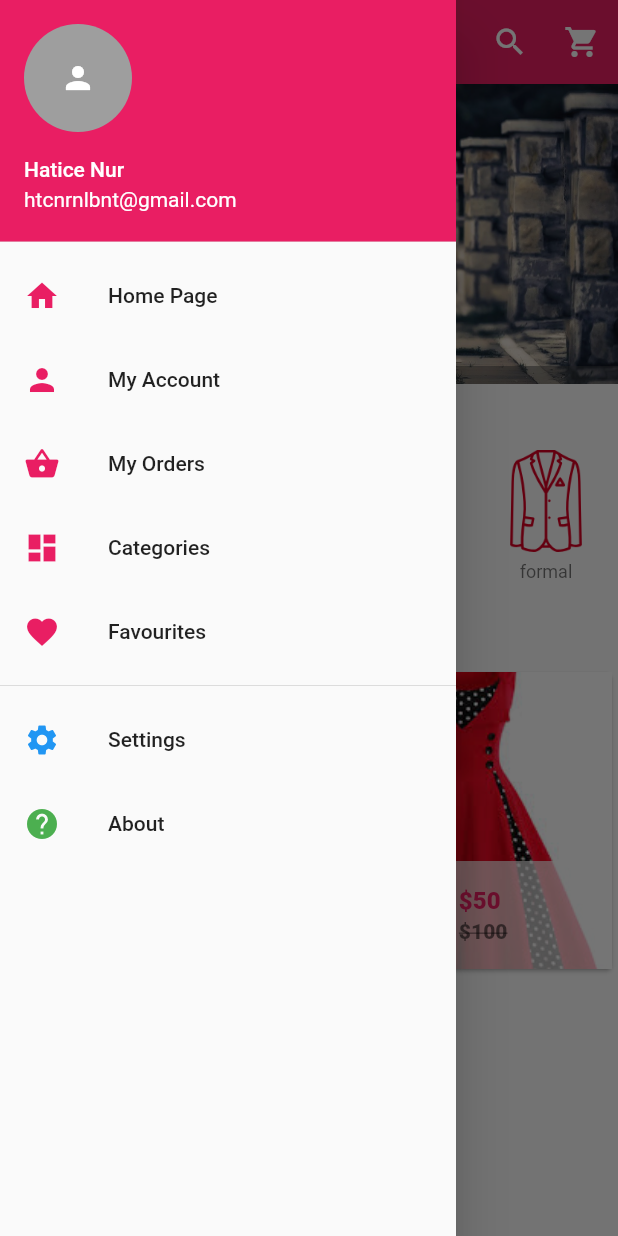
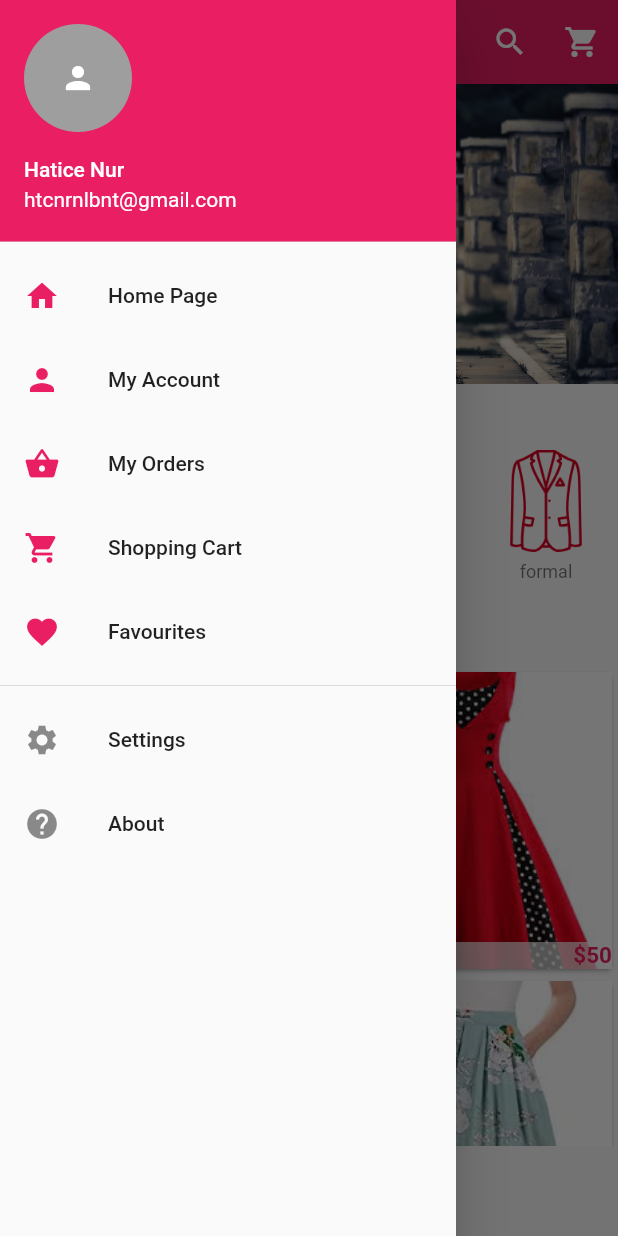
Before and after one commit to HaNuNa42/ShopApp-Flutter, a Flutter app: the screen it shows after launch, with the side drawer open, on a phone screen of 412 x 824 dp. Run offline on Flutter 3.47's test engine with Material 2 defaults, Android fonts, the light colour scheme and no system bars; drawn by our look-alikes of carousel_pro.

Commit message:
Add files via upload

```diff
--- /dev/null
+++ b/lib/components/cart_products.dart
@@ -0,0 +1,141 @@
+import 'package:flutter/material.dart';
+
+class Cart_products extends StatefulWidget {
+  @override
+  _Cart_productsState createState() => _Cart_productsState();
+}
+
+class _Cart_productsState extends State<Cart_products> {
+  var Product_on_the_cart = [
+    {
+      "name": "Blazer",
+      "picture": "images/products/blazer1.jpeg",
+      "price": 85,
+      "size":"M",
+      "color": "Black",
+      "quantity": 1,
+    },
+    {
+      "name": "Shoes",
+      "picture": "images/products/hills1.jpeg",
+      "price": 50,
+      "size":"7",
+      "color": "Red",
+      "quantity": 1,
+    },
+    {
+      "name": "Shoes",
+      "picture": "images/products/hills1.jpeg",
+      "price": 50,
+      "size":"7",
+      "color": "Red",
+      "quantity": 1,
+    }
+  ];
+
+  @override
+  Widget build(BuildContext context) {
+    return new ListView.builder(
+        itemCount: Product_on_the_cart.length,
+        itemBuilder: (context, index) {
+          return Single_cart_product(
+            cart_prod_name: Product_on_the_cart[index]["name"],
+            cart_prod_color: Product_on_the_cart[index]["color"],
+            cart_prod_qty: Product_on_the_cart[index]["quantity"],
+            cart_prod_size: Product_on_the_cart[index]["size"],
+            cart_prod_price: Product_on_the_cart[index]["price"],
+            cart_prod_picture: Product_on_the_cart[index]["picture"],
+          );
+        });
+  }
+}
+
+
+class Single_cart_product extends StatelessWidget {
+  final cart_prod_name;
+  final cart_prod_picture;
+  final cart_prod_price;
+  final cart_prod_size;
+  final cart_prod_color;
+  final cart_prod_qty;
+
+Single_cart_product({
+  this.cart_prod_name,
+  this.cart_prod_picture,
+  this.cart_prod_price,
+  this.cart_prod_size,
+  this.cart_prod_color,
+  this.cart_prod_qty,
+});
+
+  @override
+  Widget build(BuildContext context) {
+    return Card(
+      child: ListTile(
+//   ========== leading section ==============
+        leading: new Image.asset(cart_prod_picture, width: 80.0,
+        height: 80.0,),
+
+// ============= title section ===============
+        title: new Text(cart_prod_name),
+
+// ============ subtitle section =============
+        subtitle: new Column(
+          children: <Widget>[
+
+            //row inside the column
+            new Row(
+              children: <Widget>[
+
+                //this section is for the size of the product
+                Padding(
+                  padding: const EdgeInsets.all(0.0),
+                  child: new Text("Size:"),
+                ),
+
+                Padding(
+                  padding: const EdgeInsets.all(4.0),
+                  child: new Text(cart_prod_size, style: TextStyle(color: Colors.pink),),
+                ),
+
+//   ============== this section of for the product color ====================
+                new Padding(padding: const EdgeInsets.fromLTRB(20.0, 8.0, 8.0, 8.0),
+                child: new Text("Color:"),
+                ),
+
+                Padding(
+                  padding: const EdgeInsets.all(4.0),
+                  child: new Text(cart_prod_color, style: TextStyle(color: Colors.pink),),
+                ),
+              ],
+            ),
+
+// ========== this section is for the product price ====================
+            new Container(
+              alignment: Alignment.topLeft,
+              child: new Text(
+                "\$${cart_prod_price}",
+                style: TextStyle(
+                fontSize: 16.0,
+                fontWeight: FontWeight.bold,
+                color: Colors.pink
+                  ),
+              ),
+            ),
+          ],
+        ),
+
+        trailing: FittedBox(fit: BoxFit.fill,
+        child: Column(
+          children: <Widget>[
+            new IconButton(icon: Icon(Icons.arrow_drop_up, color: Colors.pink,), iconSize: 38, onPressed: () {}),
+            new Text("$cart_prod_qty", style: TextStyle(fontSize: 30,fontWeight: FontWeight.bold)),
+            new IconButton(icon: Icon(Icons.arrow_drop_down, color: Colors.pink,), iconSize: 38, onPressed: () {}),
+
+          ],
+        ),
+      ),
+    ));
+  }
+
+}
--- a/lib/components/products.dart
+++ b/lib/components/products.dart
@@ -19,7 +19,31 @@
       "picture": "images/products/dress1.jpeg",
       "old_price": 100,
       "price": 50,
-    }
+    },
+    {
+      "name": "Shoe",
+      "picture": "images/products/hills1.jpeg",
+      "old_price": 400,
+      "price": 340,
+    },
+    {
+      "name": "Blazer",
+      "picture": "images/products/skt1.jpeg",
+      "old_price": 180,
+      "price": 100,
+    },
+    {
+      "name": "Skt",
+      "picture": "images/products/skt2.jpeg",
+      "old_price": 150,
+      "price": 70,
+    },
+    {
+      "name": "Black Dress",
+      "picture": "images/products/dress2.jpeg",
+      "old_price": 200,
+      "price": 170,
+    },
   ];
 
   @override
@@ -61,10 +85,10 @@
   Widget build(BuildContext context) {
     return Card(
       child: Hero(
-      tag: prod_name,
+      tag: new Text("hero 1"),
       child: Material(
           child: InkWell(
-        onTap: () => Navigator.of(context).push(new MaterialPageRoute(
+            onTap: () => Navigator.of(context).push(new MaterialPageRoute(
 
           //here we are passing the values of the product to the product details page
           builder: (context) => new ProductDetails(
@@ -78,26 +102,13 @@
         child: GridTile(
             footer: Container(
               color: Colors.white70,
-              child: ListTile(
-                leading: Text(
-                  prod_name,
-                  style: TextStyle(fontWeight: FontWeight.bold),
-                ),
-
-                title: Text(
-                  "\$$prod_price",
-                  style: TextStyle(
-                      color: Colors.pink, fontWeight: FontWeight.w800),
-                ),
-
-                subtitle: Text(
-                  "\$$prod_old_price",
-                  style: TextStyle(
-                      color: Colors.black54,
-                      fontWeight: FontWeight.w800,
-                      decoration: TextDecoration.lineThrough),
-                ),
-              ),
+              child: new Row(
+                children: <Widget>[
+                  Expanded(
+                    child: Text(prod_name, style: TextStyle(fontWeight: FontWeight.bold, fontSize: 15.0),),),
+                  new Text("\$${prod_price}", style: TextStyle(color: Colors.pink, fontWeight: FontWeight.bold, fontSize: 15.0))
+                ],
+              )
             ),
             child: Image.asset(
               prod_picture,
--- a/lib/main.dart
+++ b/lib/main.dart
@@ -4,6 +4,7 @@
 //my own imports
 import 'package:ecommerce/components/horizontal_listview.dart';
 import 'package:ecommerce/components/products.dart';
+import 'package:ecommerce/pages/cart.dart';
 
 void main() {
   runApp(MaterialApp(debugShowCheckedModeBanner: false, home: HomePage()));
@@ -34,6 +35,7 @@
         dotSize: 4.0,
     //    dotColor: Colors.pink,
         indicatorBgPadding: 2.0,
+        dotBgColor: Colors.transparent,
       ),
     );
 
@@ -47,7 +49,9 @@
               icon: Icon(Icons.search, color: Colors.white), onPressed: () {}),
           new IconButton(
               icon: Icon(Icons.shopping_cart, color: Colors.white),
-              onPressed: () {})
+              onPressed: () {
+                Navigator.push(context, MaterialPageRoute(builder: (context)=>new Cart()));
+              })
         ],
       ),
 
@@ -76,7 +80,6 @@
                  child: ListTile(
                   title: Text("Home Page"),
                   leading: Icon(Icons.home, color: Colors.pink),
-
                 ),
               ),
 
@@ -85,7 +88,6 @@
                  child: ListTile(
                   title: Text("My Account"),
                   leading: Icon(Icons.person, color: Colors.pink),
-
                 ),
               ),
 
@@ -94,16 +96,17 @@
                  child: ListTile(
                   title: Text("My Orders"),
                   leading: Icon(Icons.shopping_basket, color: Colors.pink),
-
                 ),
               ),
 
             InkWell(
-                onTap: () {},
+                onTap: () {
+                  Navigator.push(context, MaterialPageRoute(
+                    builder: (context)=>new Cart()));
+                },
                  child: ListTile(
-                  title: Text("Categories"),
-                  leading: Icon(Icons.dashboard, color: Colors.pink),
-
+                  title: Text("Shopping Cart"),
+                  leading: Icon(Icons.shopping_cart, color: Colors.pink),
                 ),
               ),
 
@@ -112,7 +115,6 @@
                  child: ListTile(
                   title: Text("Favourites"),
                   leading: Icon(Icons.favorite, color: Colors.pink,),
-
                 ),
               ),
 
@@ -122,8 +124,7 @@
                 onTap: () {},
                  child: ListTile(
                   title: Text("Settings"),
-                  leading: Icon(Icons.settings, color: Colors.blue,),
-
+                  leading: Icon(Icons.settings),
                 ),
               ),
 
@@ -131,8 +132,7 @@
                 onTap: () {},
                  child: ListTile(
                   title: Text("About"),
-                  leading: Icon(Icons.help, color: Colors.green,),
-
+                  leading: Icon(Icons.help,),
                 ),
               ),
 
```
Also changed, not shown: lib/pages/cart.dart (added, +46 -0 lines), lib/pages/product_details.dart (+117 -5 lines).
